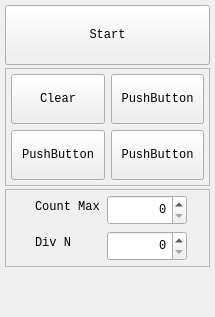
Old version of the form src/ui/ControlPanel/controlpanel.ui in the repository somabuggy2020/ONGAProject.
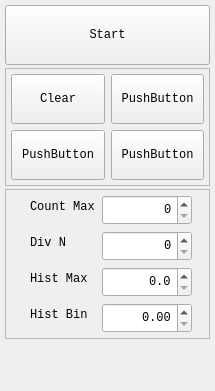
New version of the form.

What changed in the file:
```diff
--- a/src/ui/ControlPanel/controlpanel.ui
+++ b/src/ui/ControlPanel/controlpanel.ui
@@ -7,7 +7,7 @@
     <x>0</x>
     <y>0</y>
     <width>215</width>
-    <height>317</height>
+    <height>391</height>
    </rect>
   </property>
   <property name="font">
@@ -170,7 +170,7 @@
         </property>
         <property name="maximumSize">
          <size>
-          <width>80</width>
+          <width>90</width>
           <height>16777215</height>
          </size>
         </property>
@@ -211,7 +211,7 @@
         </property>
         <property name="maximumSize">
          <size>
-          <width>80</width>
+          <width>90</width>
           <height>16777215</height>
          </size>
         </property>
@@ -220,6 +220,70 @@
         </property>
        </widget>
       </item>
+      <item row="2" column="0">
+       <widget class="QLabel" name="label_3">
+        <property name="text">
+         <string>Hist Max</string>
+        </property>
+       </widget>
+      </item>
+      <item row="2" column="1">
+       <widget class="QDoubleSpinBox" name="spnHistMax">
+        <property name="minimumSize">
+         <size>
+          <width>0</width>
+          <height>30</height>
+         </size>
+        </property>
+        <property name="maximumSize">
+         <size>
+          <width>90</width>
+          <height>0</height>
+         </size>
+        </property>
+        <property name="alignment">
+         <set>Qt::AlignRight|Qt::AlignTrailing|Qt::AlignVCenter</set>
+        </property>
+        <property name="decimals">
+         <number>1</number>
+        </property>
+        <property name="singleStep">
+         <double>0.100000000000000</double>
+        </property>
+       </widget>
+      </item>
+      <item row="3" column="0">
+       <widget class="QLabel" name="label_4">
+        <property name="text">
+         <string>Hist Bin</string>
+        </property>
+       </widget>
+      </item>
+      <item row="3" column="1">
+       <widget class="QDoubleSpinBox" name="doubleSpinBox">
+        <property name="minimumSize">
+         <size>
+          <width>0</width>
+          <height>30</height>
+         </size>
+        </property>
+        <property name="maximumSize">
+         <size>
+          <width>90</width>
+          <height>16777215</height>
+         </size>
+        </property>
+        <property name="alignment">
+         <set>Qt::AlignRight|Qt::AlignTrailing|Qt::AlignVCenter</set>
+        </property>
+        <property name="decimals">
+         <number>2</number>
+        </property>
+        <property name="singleStep">
+         <double>0.010000000000000</double>
+        </property>
+       </widget>
+      </item>
      </layout>
     </widget>
    </item>
```
